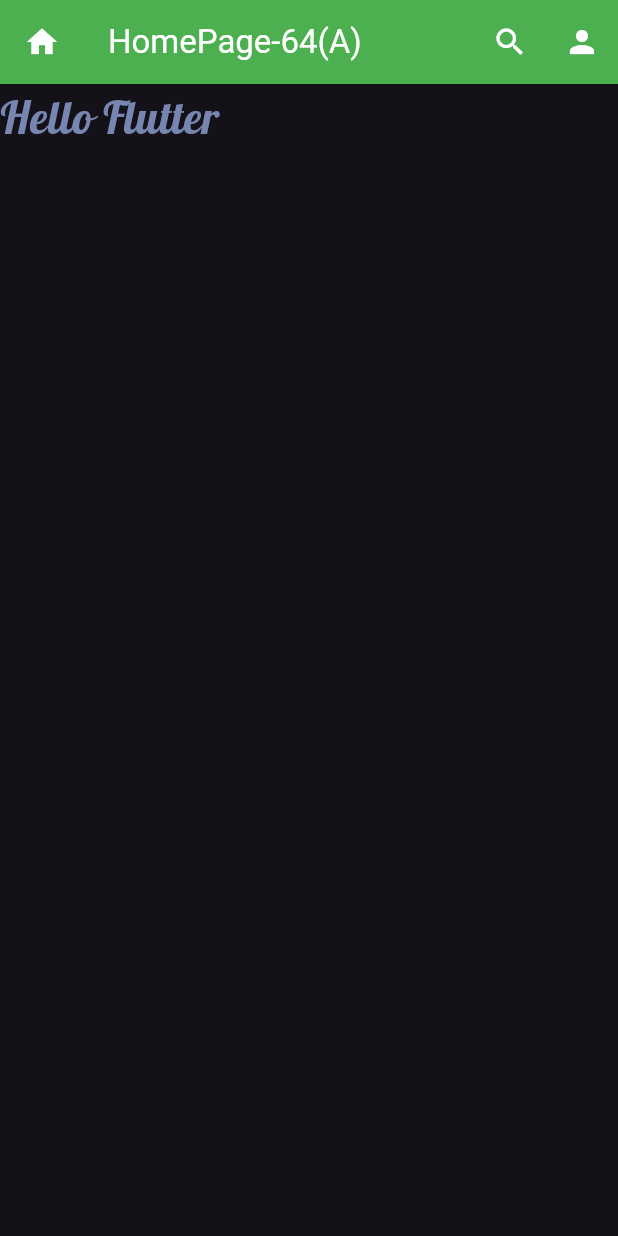
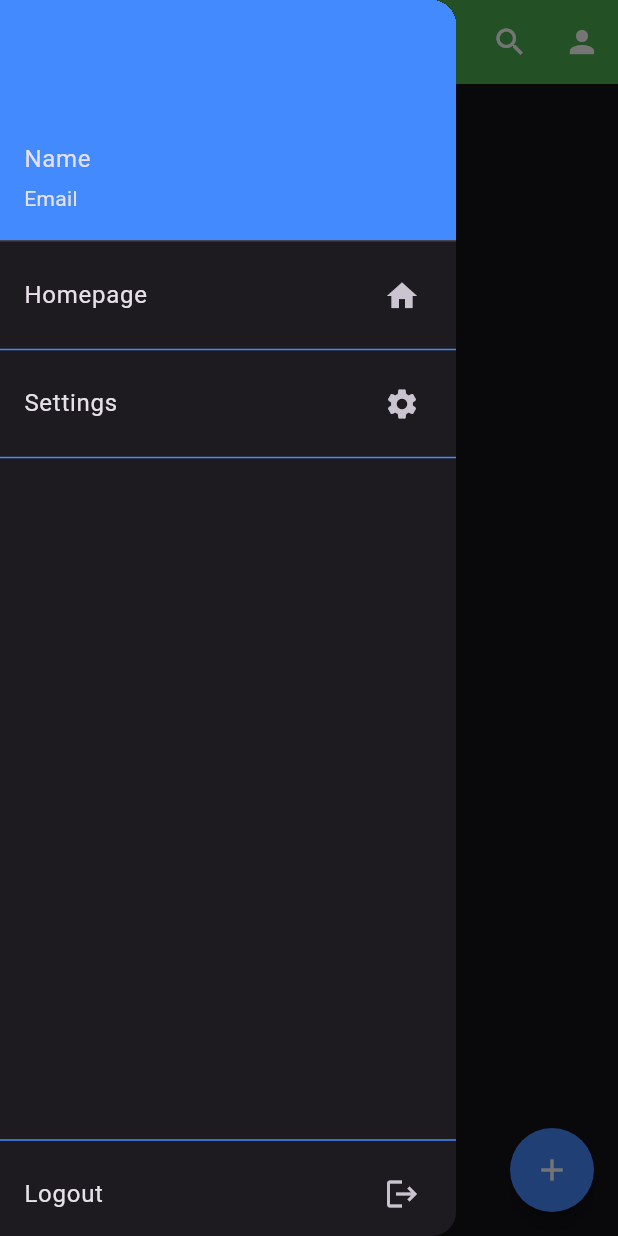
Before and after one commit to sakibchowdhury935-arch/Dart-Project, a Flutter app: the screen it shows after launch, with the side drawer open (before the commit the screen has no drawer), on a phone screen of 412 x 824 dp. Run offline on Flutter 3.47's test engine with Material 3 defaults, Android fonts, the light colour scheme and no system bars; our stand-ins replace google_fonts.

Commit message:
3rd commit

```diff
--- a/flutter_project01/lib/home_page.dart
+++ b/flutter_project01/lib/home_page.dart
@@ -11,13 +11,57 @@ class HomePage extends StatelessWidget {
         title: Text("HomePage-64(A)"),
         backgroundColor: Colors.green,
         foregroundColor: Colors.white,
-        leading: Icon(Icons.home),
+        // leading: Icon(Icons.home),
         actions: [
           IconButton(onPressed: () {}, icon: Icon(Icons.search)),
           IconButton(onPressed: () {}, icon: Icon(Icons.person)),
         ],
       ),
+      drawer: Drawer(
+        child: Column(
+          children: [
+            UserAccountsDrawerHeader(
+              decoration: BoxDecoration(color: Colors.blueAccent),
+              accountName: Text("Name"),
+              accountEmail: Text("Email"),
+            ),
+            ListTile(
+              trailing: Icon(Icons.home),
+              title: Text("Homepage"),
+              hoverColor: Colors.green,
+              splashColor: Colors.amber,
+              onTap: () {},
+            ),
+            Divider(color: Colors.blueAccent),
+            ListTile(
+              trailing: Icon(Icons.settings),
+              title: Text("Settings"),
+              hoverColor: Colors.green,
+              splashColor: Colors.amber,
+              onTap: () {},
+            ),
+            Divider(color: Colors.blueAccent),
+            Spacer(),
+            Divider(color: Colors.blueAccent),
+            ListTile(
+              trailing: Icon(Icons.logout),
+              title: Text("Logout"),
+              hoverColor: Colors.green,
+              splashColor: Colors.amber,
+              onTap: () {},
+            ),
+          ],
+        ),
+      ),
 
+      floatingActionButton: FloatingActionButton(
+        onPressed: () {},
+        backgroundColor: Colors.blueAccent,
+        foregroundColor: Colors.white,
+        tooltip: "Add something",
+        shape: CircleBorder(),
+        child: Icon(Icons.add),
+      ),
       /*body: Text(
         "Hello Flutter",
         style: TextStyle(fontSize: 30, color: Colors.blue),
```
